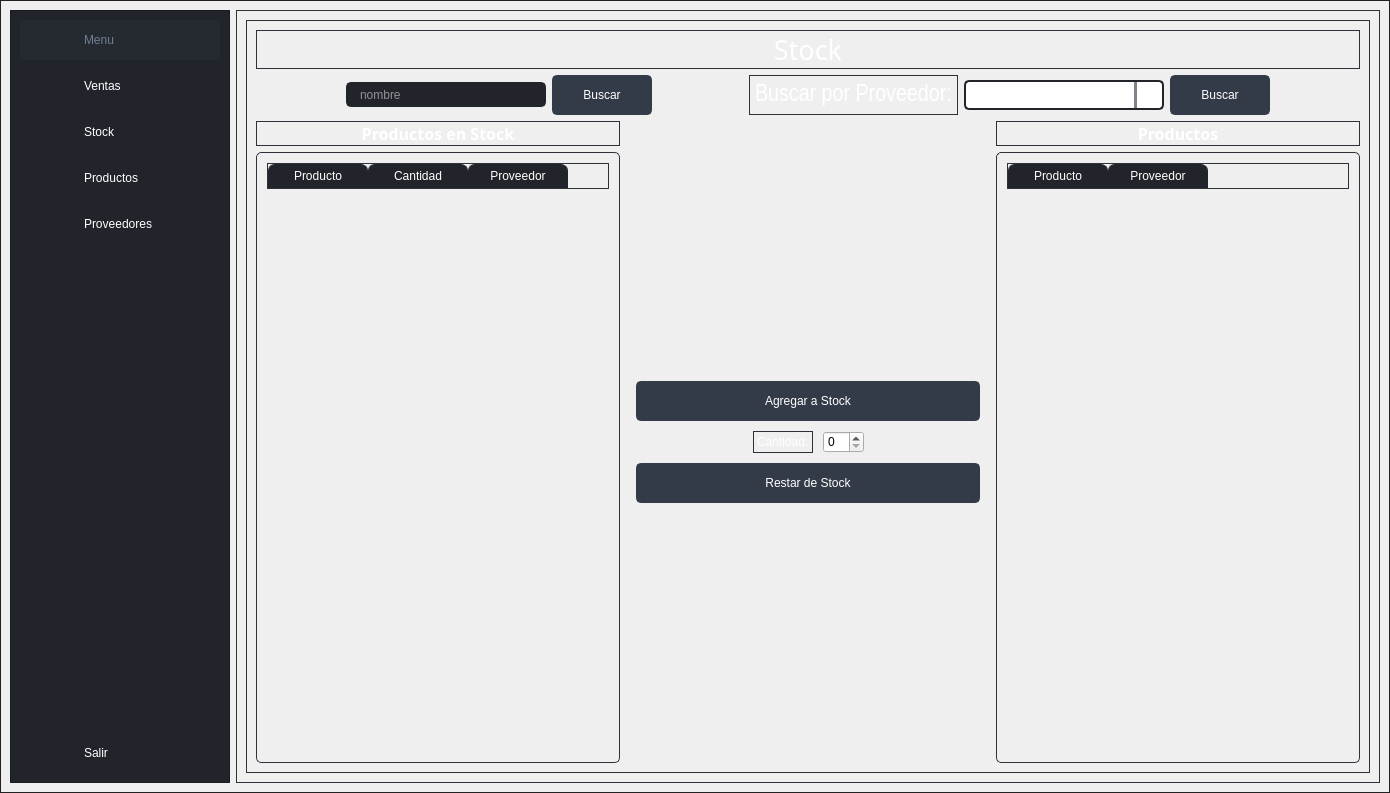
The window that Views/Principal.ui (Ryderd20/Gestor-Stock) describes before a commit, drawn with Qt 5.
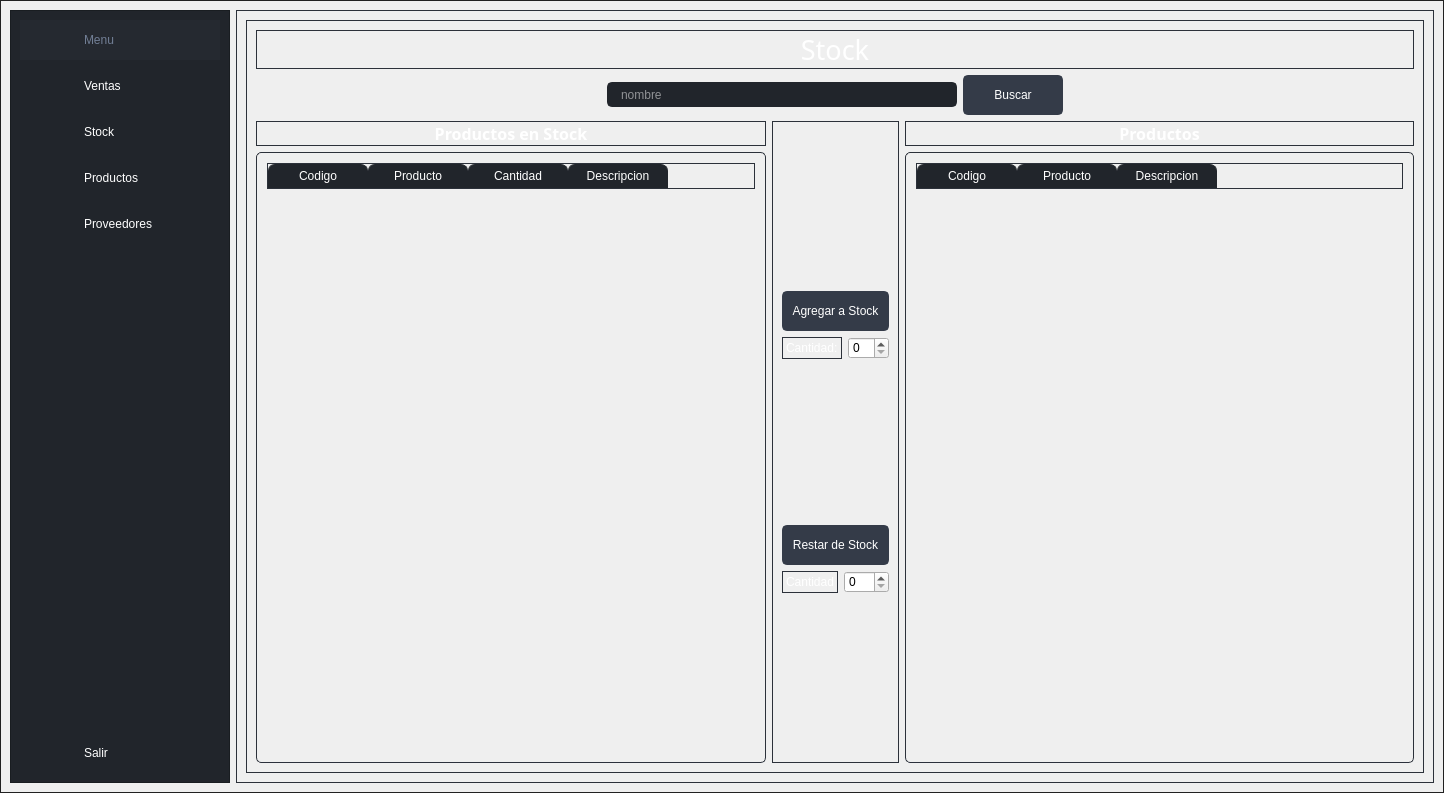
The same window after the commit. The open tabs and pages were chosen to show the change. Icons and pictures are not drawn.

Commit message:
Gestion Stock
Se agrego la funcionalidad a la vista.
- Agregar un producto al stock disponible.

The edit to the form file:
```diff
--- a/Views/Principal.ui
+++ b/Views/Principal.ui
@@ -9,7 +9,7 @@
    <rect>
     <x>0</x>
     <y>0</y>
-    <width>1390</width>
+    <width>1444</width>
     <height>793</height>
    </rect>
   </property>
@@ -705,79 +705,6 @@
                   </property>
                  </widget>
                 </item>
-                <item>
-                 <spacer name="horizontalSpacer_51">
-                  <property name="orientation">
-                   <enum>Qt::Horizontal</enum>
-                  </property>
-                  <property name="sizeHint" stdset="0">
-                   <size>
-                    <width>40</width>
-                    <height>20</height>
-                   </size>
-                  </property>
-                 </spacer>
-                </item>
-                <item>
-                 <widget class="QLabel" name="label_38">
-                  <property name="minimumSize">
-                   <size>
-                    <width>150</width>
-                    <height>40</height>
-                   </size>
-                  </property>
-                  <property name="font">
-                   <font>
-                    <family>Arial Narrow</family>
-                    <pointsize>18</pointsize>
-                   </font>
-                  </property>
-                  <property name="text">
-                   <string>Buscar por Proveedor:</string>
-                  </property>
-                 </widget>
-                </item>
-                <item>
-                 <widget class="QComboBox" name="comboBox_nuevo_prodStock_listaProv">
-                  <property name="sizePolicy">
-                   <sizepolicy hsizetype="Expanding" vsizetype="Fixed">
-                    <horstretch>0</horstretch>
-                    <verstretch>0</verstretch>
-                   </sizepolicy>
-                  </property>
-                  <property name="minimumSize">
-                   <size>
-                    <width>200</width>
-                    <height>25</height>
-                   </size>
-                  </property>
-                  <property name="maximumSize">
-                   <size>
-                    <width>400</width>
-                    <height>16777215</height>
-                   </size>
-                  </property>
-                  <property name="styleSheet">
-                   <string notr="true">Background-color:rgb(255, 255, 255)</string>
-                  </property>
-                 </widget>
-                </item>
-                <item>
-                 <widget class="QPushButton" name="btn_buscar_prodStock_porProv">
-                  <property name="minimumSize">
-                   <size>
-                    <width>100</width>
-                    <height>40</height>
-                   </size>
-                  </property>
-                  <property name="cursor">
-                   <cursorShape>PointingHandCursor</cursorShape>
-                  </property>
-                  <property name="text">
-                   <string>Buscar</string>
-                  </property>
-                 </widget>
-                </item>
                 <item>
                  <spacer name="horizontalSpacer">
                   <property name="orientation">
@@ -794,7 +721,7 @@
                </layout>
               </item>
               <item>
-               <layout class="QHBoxLayout" name="horizontalLayout_33">
+               <layout class="QHBoxLayout" name="horizontalLayout_26">
                 <item>
                  <layout class="QVBoxLayout" name="verticalLayout_3">
                   <item>
@@ -833,6 +760,11 @@
                     <property name="selectionBehavior">
                      <enum>QAbstractItemView::SelectRows</enum>
                     </property>
+                    <column>
+                     <property name="text">
+                      <string>Codigo</string>
+                     </property>
+                    </column>
                     <column>
                      <property name="text">
                       <string>Producto</string>
@@ -845,7 +777,7 @@
                     </column>
                     <column>
                      <property name="text">
-                      <string>Proveedor</string>
+                      <string>Descripcion</string>
                      </property>
                     </column>
                    </widget>
@@ -853,24 +785,16 @@
                  </layout>
                 </item>
                 <item>
+                 <widget class="QFrame" name="">
+                  <property name="maximumSize">
+                   <size>
+                    <width>900</width>
+                    <height>16777215</height>
+                   </size>
+                  </property>
                  <layout class="QVBoxLayout" name="verticalLayout_2">
-                  <property name="spacing">
-                   <number>10</number>
-                  </property>
-                  <property name="leftMargin">
-                   <number>10</number>
-                  </property>
-                  <property name="topMargin">
-                   <number>0</number>
-                  </property>
-                  <property name="rightMargin">
-                   <number>10</number>
-                  </property>
-                  <property name="bottomMargin">
-                   <number>0</number>
-                  </property>
                   <item>
-                   <spacer name="verticalSpacer_2">
+                    <spacer name="verticalSpacer_13">
                     <property name="orientation">
                      <enum>Qt::Vertical</enum>
                     </property>
@@ -900,19 +824,6 @@
                   </item>
                   <item>
                    <layout class="QHBoxLayout" name="horizontalLayout_30">
-                    <item>
-                     <spacer name="horizontalSpacer_52">
-                      <property name="orientation">
-                       <enum>Qt::Horizontal</enum>
-                      </property>
-                      <property name="sizeHint" stdset="0">
-                       <size>
-                        <width>40</width>
-                        <height>20</height>
-                       </size>
-                      </property>
-                     </spacer>
-                    </item>
                     <item>
                      <widget class="QLabel" name="label_12">
                       <property name="text">
@@ -923,20 +834,20 @@
                     <item>
                      <widget class="QSpinBox" name="cantidadProd"/>
                     </item>
+                    </layout>
+                   </item>
                     <item>
-                     <spacer name="horizontalSpacer_53">
+                    <spacer name="verticalSpacer">
                       <property name="orientation">
-                       <enum>Qt::Horizontal</enum>
+                      <enum>Qt::Vertical</enum>
                       </property>
                       <property name="sizeHint" stdset="0">
                        <size>
-                        <width>40</width>
-                        <height>20</height>
+                       <width>20</width>
+                       <height>40</height>
                        </size>
                       </property>
                      </spacer>
-                    </item>
-                   </layout>
                   </item>
                   <item>
                    <widget class="QPushButton" name="btn_eliminar_stock">
@@ -955,7 +866,21 @@
                    </widget>
                   </item>
                   <item>
-                   <spacer name="verticalSpacer">
+                    <layout class="QHBoxLayout" name="horizontalLayout_22">
+                     <item>
+                      <widget class="QLabel" name="label_2">
+                       <property name="text">
+                        <string>Cantidad</string>
+                       </property>
+                      </widget>
+                     </item>
+                     <item>
+                      <widget class="QSpinBox" name="spinBox_Restar"/>
+                     </item>
+                    </layout>
+                   </item>
+                   <item>
+                    <spacer name="verticalSpacer_3">
                     <property name="orientation">
                      <enum>Qt::Vertical</enum>
                     </property>
@@ -968,6 +893,7 @@
                    </spacer>
                   </item>
                  </layout>
+                 </widget>
                 </item>
                 <item>
                  <layout class="QVBoxLayout" name="verticalLayout_4">
@@ -1007,6 +933,11 @@
                     <property name="selectionBehavior">
                      <enum>QAbstractItemView::SelectRows</enum>
                     </property>
+                    <column>
+                     <property name="text">
+                      <string>Codigo</string>
+                     </property>
+                    </column>
                     <column>
                      <property name="text">
                       <string>Producto</string>
@@ -1014,7 +945,7 @@
                     </column>
                     <column>
                      <property name="text">
-                      <string>Proveedor</string>
+                      <string>Descripcion</string>
                      </property>
                     </column>
                    </widget>
```
Lines whose indentation alone changed are shown as unchanged. The commit also changes 8 other files.
